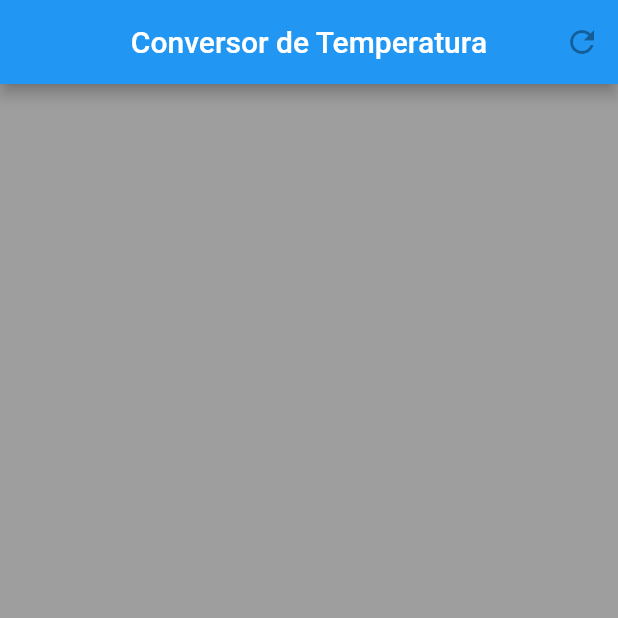
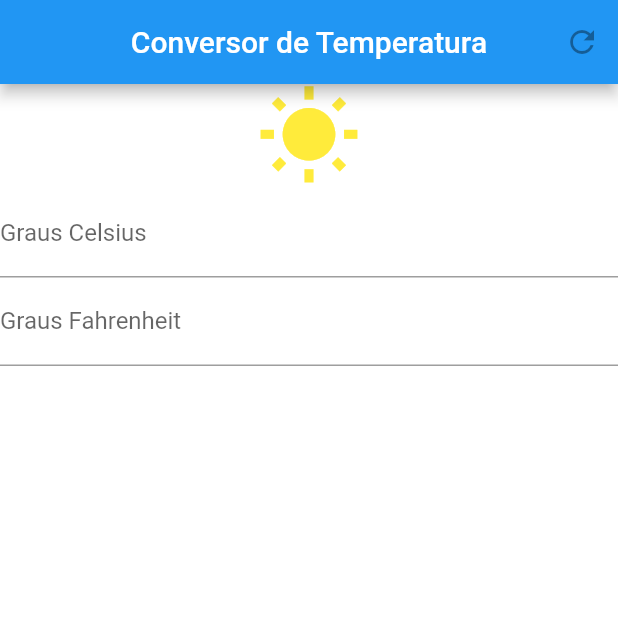
Before and after one commit to IsmaelPires/mobile-flutter-conversor, a Flutter app: the screen it shows after launch, on a phone screen of 412 x 824 dp, the top half of it. Run offline on Flutter 3.47's test engine with Material 2 defaults, Android fonts, the phone set to English and light mode, and no system bars.

Commit message:
Criando TextFields

```diff
--- a/lib/main.dart
+++ b/lib/main.dart
@@ -24,15 +24,21 @@ class _HomeState extends State<Home> {
       ],
     );
 
+    Icon icon = Icon(Icons.wb_sunny, size: 70, color: Colors.yellow);
+
+    TextField tempCelsius = TextField(decoration: InputDecoration(labelText: 'Graus Celsius'), keyboardType: TextInputType.number);
+    TextField tempFahrenheit = TextField(decoration: InputDecoration(labelText: 'Graus Fahrenheit'), keyboardType: TextInputType.number);
+
     Column column = Column(
       crossAxisAlignment: CrossAxisAlignment.stretch,
-      children: <Widget>[],
-
+      children: <Widget>[
+        icon, tempCelsius, tempFahrenheit,
+      ],
     );
 
     Scaffold scaffold = Scaffold(
       appBar: appBar,
-      backgroundColor: Colors.grey,
+      backgroundColor: Colors.white,
       body: column,
     );
 
```
